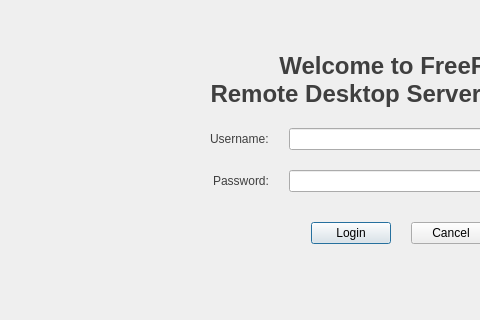
FreeRDS/FreeRDS, file widgets/simple_greeter/simple_greeter.ui: the form before one commit; both pictures show x 0 to 480 and y 176 to 496 of the 800 by 600 pixel window.
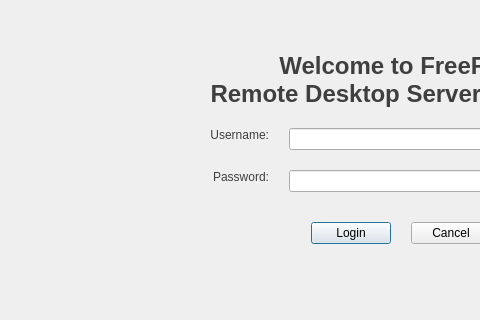
The form after the commit.

Commit message: Fixed minor issue with alignment for label widgets

The edit to the form file:
```diff
--- a/widgets/simple_greeter/simple_greeter.ui
+++ b/widgets/simple_greeter/simple_greeter.ui
@@ -118,11 +118,14 @@
         </property>
        </widget>
       </item>
-      <item row="1" column="0" alignment="Qt::AlignRight">
+      <item row="1" column="0">
        <widget class="QLabel" name="usernameLabel">
         <property name="styleSheet">
          <string notr="true">color: rgb(63, 63, 63);</string>
         </property>
+        <property name="alignment">
+         <set>Qt::AlignRight</set>
+        </property>
         <property name="text">
          <string>Username:</string>
         </property>
@@ -131,11 +134,14 @@
       <item row="1" column="1">
        <widget class="QLineEdit" name="usernameEdit"/>
       </item>
-      <item row="2" column="0" alignment="Qt::AlignRight">
+      <item row="2" column="0">
        <widget class="QLabel" name="passwordLabel">
         <property name="styleSheet">
          <string notr="true">color: rgb(63, 63, 63);</string>
         </property>
+        <property name="alignment">
+         <set>Qt::AlignRight</set>
+        </property>
         <property name="text">
          <string>Password:</string>
         </property>
```
